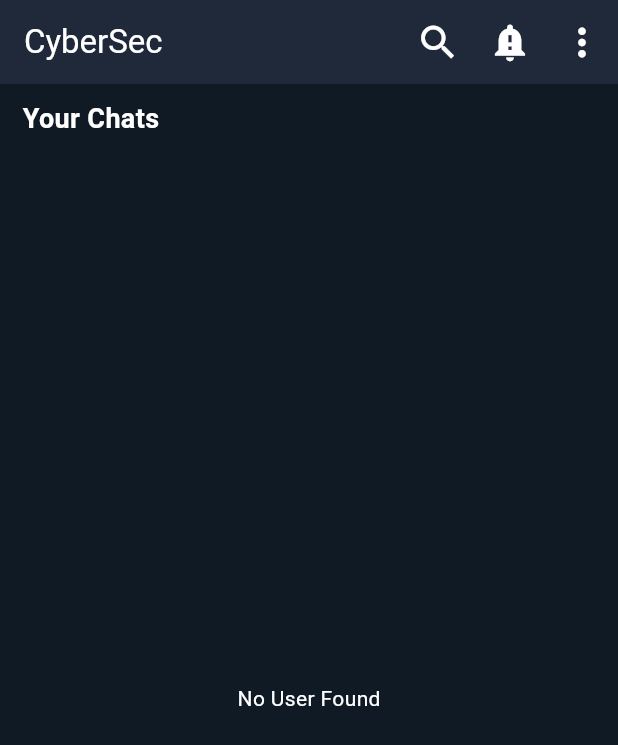
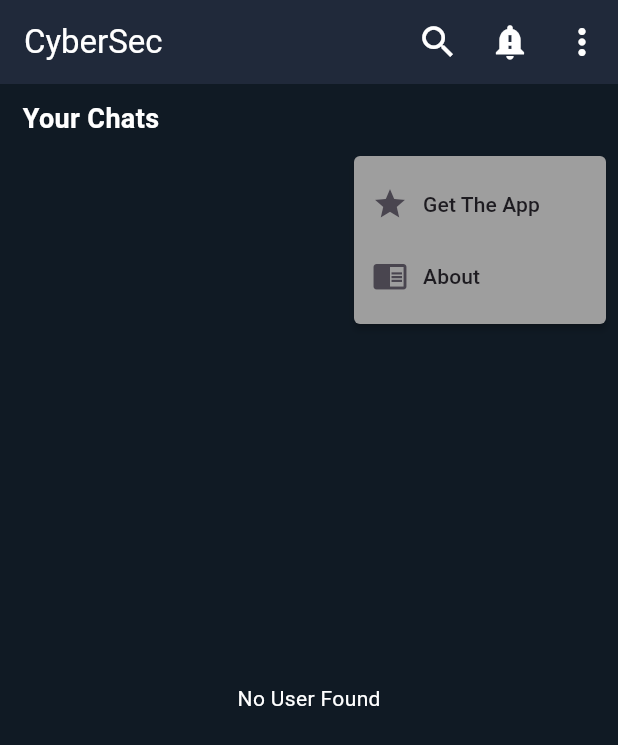
Before and after one commit to harsh082ip/go-flutter-Chat_App, a Flutter app: the HomePage screen opened directly, after a tap on the "more vert" icon, on a phone screen of 412 x 824 dp. Shown: the top 745 px of the screen. Run offline on Flutter 3.47's test engine with Material 3 defaults, Android fonts, the phone set to English and light mode, and no system bars; our stand-ins replace get, image_picker, jwt_decoder, liquid_pull_to_refresh, shared_preferences; accounts and stored records are empty; network calls fail.

```diff
--- a/lpu_chathub/lib/controller/apis/add_to_recents.dart
+++ b/lpu_chathub/lib/controller/apis/add_to_recents.dart
@@ -9,7 +9,7 @@ import 'package:http/http.dart' as http;
 
 class AddToRecentApis {
   static Future<void> addToRecents(String username) async {
-    Get.snackbar('Here', 'Calling...');
+    // Get.snackbar('Here', 'Calling...');
     String? token = await LocalKeys.getToken();
     // User? currentUser = LoggedInUserSingleton().getUser();
     // log(currentUser!.userid.toString());
--- a/lpu_chathub/lib/controller/apis/search_api.dart
+++ b/lpu_chathub/lib/controller/apis/search_api.dart
@@ -5,6 +5,7 @@ import 'package:flutter/material.dart';
 import 'package:get/get.dart';
 import 'package:http/http.dart' as http;
 import 'package:jwt_decoder/jwt_decoder.dart';
+import 'package:lpu_chathub/const.dart';
 import 'package:lpu_chathub/models/user_model.dart';
 import 'package:lpu_chathub/shared_res/loggedin_user_singleton.dart';
 import 'package:shared_preferences/shared_preferences.dart';
@@ -23,7 +24,7 @@ class SearchApis {
       log(decodeToken.toString());
       if (logged_in_username != username) {
         var uri = Uri.parse(
-            "$baseUrl/user/getuserbyusername/$username?jwtkey=$token");
+            "${BaseUrl.baseUrl}/user/getuserbyusername/$username?jwtkey=$token");
         print(uri.toString());
 
         var response = await http.get(uri);
--- a/lpu_chathub/lib/views/screens/home.dart
+++ b/lpu_chathub/lib/views/screens/home.dart
@@ -56,7 +56,7 @@ class _HomePageState extends State<HomePage> {
     return Scaffold(
       backgroundColor: const Color.fromARGB(255, 16, 26, 36),
       appBar: AppBar(
-        title: Text(
+        title: const Text(
           'CyberSec',
           style: TextStyle(color: Colors.white),
         ),
@@ -64,23 +64,62 @@ class _HomePageState extends State<HomePage> {
         actions: [
           IconButton(
             onPressed: () {
-              Get.to(SearchScreen());
+              Get.to(const SearchScreen());
             },
             icon: const Icon(Icons.search),
-            iconSize: 30,
+            iconSize: 28,
             color: Colors.white,
           ),
           IconButton(
             onPressed: () {},
             icon: const Icon(Icons.notification_important),
-            iconSize: 30,
+            iconSize: 28,
             color: Colors.white,
           ),
-          IconButton(
-            onPressed: () {},
-            icon: const Icon(Icons.more_vert),
-            iconSize: 30,
-            color: Colors.white,
+          PopupMenuButton<int>(
+            icon: Icon(
+              Icons.more_vert,
+              color: Colors.white,
+              size: 28,
+            ),
+            itemBuilder: (context) => [
+              // popupmenu item 1
+              const PopupMenuItem(
+                value: 1,
+                // row has two child icon and text.
+                child: Row(
+                  children: [
+                    Icon(Icons.star),
+                    SizedBox(
+                      // sized box with width 10
+                      width: 10,
+                    ),
+                    Text("Get The App")
+                  ],
+                ),
+              ),
+              // popupmenu item 2
+              const PopupMenuItem(
+                value: 2,
+                // row has two child icon and text
+                child: Row(
+                  children: [
+                    Icon(Icons.chrome_reader_mode),
+                    SizedBox(
+                      // sized box with width 10
+                      width: 10,
+                    ),
+                    Text("About")
+                  ],
+                ),
+              ),
+            ],
+            offset: Offset(0, 100),
+            color: Colors.grey,
+            elevation: 2,
+            onSelected: (value) {
+              print(value);
+            },
           ),
         ],
       ),
@@ -89,8 +128,9 @@ class _HomePageState extends State<HomePage> {
           children: [
             Container(
               alignment: Alignment.topLeft,
-              margin: EdgeInsets.only(top: 10.0, left: 15.0, bottom: 15.0),
-              child: Text(
+              margin:
+                  const EdgeInsets.only(top: 10.0, left: 15.0, bottom: 15.0),
+              child: const Text(
                 'Your Chats',
                 style: TextStyle(
                   color: Colors.white,
@@ -104,13 +144,13 @@ class _HomePageState extends State<HomePage> {
                 future: _futureUsers,
                 builder: (context, snapshot) {
                   if (snapshot.connectionState == ConnectionState.waiting) {
-                    return Center(
+                    return const Center(
                       child: CircularProgressIndicator(color: Colors.blue),
                     );
                   }
 
                   if (snapshot.data == null || snapshot.data!.isEmpty) {
-                    return Center(
+                    return const Center(
                       child: Text(
                         "No User Found",
                         style: TextStyle(color: Colors.white),
@@ -129,7 +169,7 @@ class _HomePageState extends State<HomePage> {
                   return LiquidPullToRefresh(
                     animSpeedFactor: 6.0,
                     onRefresh: _refreshScreen,
-                    color: Color.fromARGB(255, 44, 50, 56),
+                    color: const Color.fromARGB(255, 44, 50, 56),
                     height: 200,
                     showChildOpacityTransition: true,
                     // animSpeedFactor: 10,
@@ -154,10 +194,6 @@ class _HomePageState extends State<HomePage> {
                 },
               ),
             ),
-            // Text(
-            //   'data',
-            //   style: TextStyle(color: Colors.white),
-            // )
           ],
         ),
       ),
```
Also changed, not shown: 3 other files.
